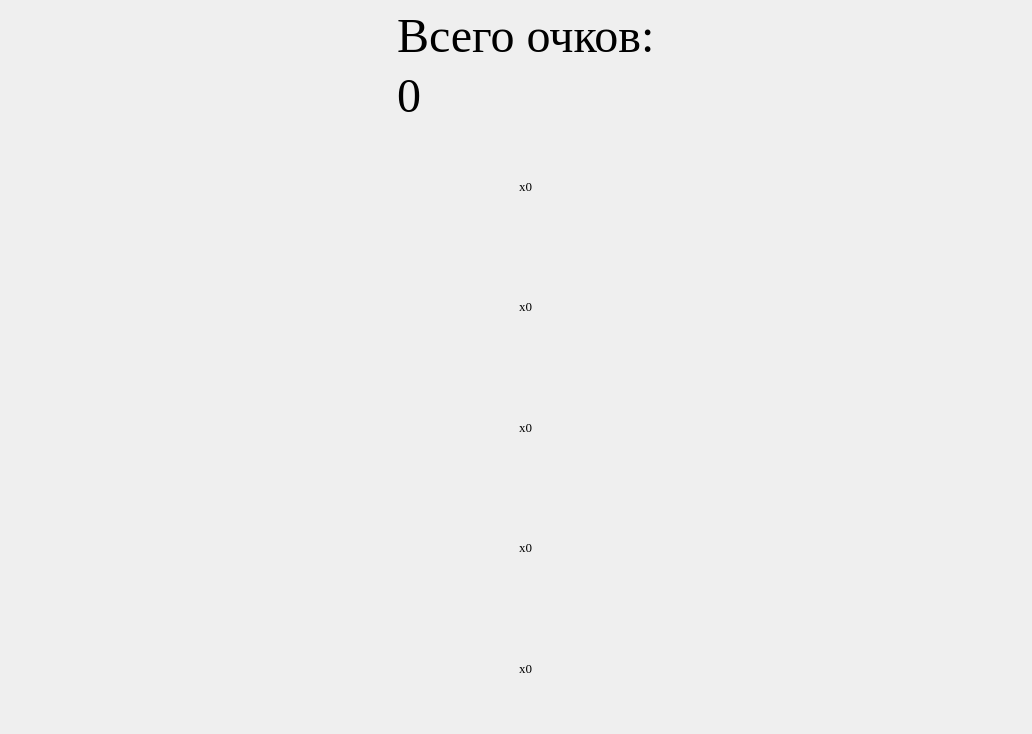
Above: main_form.ui from Krakazyabra21/cliker_task before the change. Below: the same form after it.
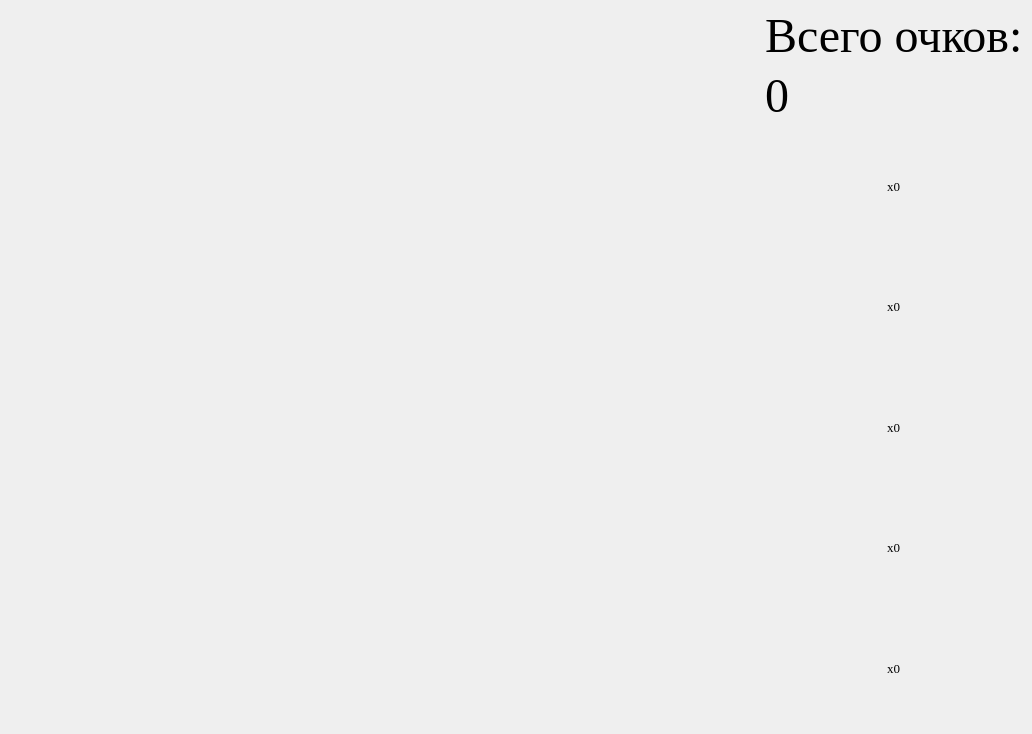
That is the form after the change.

Diff of the .ui file:
```diff
--- a/main_form.ui
+++ b/main_form.ui
@@ -208,16 +208,16 @@
     <item row="0" column="1" rowspan="2">
      <layout class="QGridLayout" name="gridLayout_2">
       <property name="leftMargin">
-       <number>10</number>
+       <number>1</number>
       </property>
       <property name="topMargin">
-       <number>10</number>
+       <number>1</number>
       </property>
       <property name="rightMargin">
-       <number>10</number>
+       <number>1</number>
       </property>
       <property name="bottomMargin">
-       <number>10</number>
+       <number>1</number>
       </property>
       <property name="horizontalSpacing">
        <number>0</number>
@@ -226,7 +226,40 @@
        <number>6</number>
       </property>
       <item row="0" column="0">
-       <layout class="QGridLayout" name="gridLayout_7"/>
+       <widget class="QWidget" name="widget_2" native="true">
+        <layout class="QGridLayout" name="gridLayout_6">
+         <item row="0" column="0">
+          <layout class="QGridLayout" name="gridLayout_4">
+           <item row="0" column="1">
+            <spacer name="horizontalSpacer">
+             <property name="orientation">
+              <enum>Qt::Horizontal</enum>
+             </property>
+             <property name="sizeHint" stdset="0">
+              <size>
+               <width>40</width>
+               <height>20</height>
+              </size>
+             </property>
+            </spacer>
+           </item>
+           <item row="0" column="2">
+            <spacer name="verticalSpacer">
+             <property name="orientation">
+              <enum>Qt::Vertical</enum>
+             </property>
+             <property name="sizeHint" stdset="0">
+              <size>
+               <width>20</width>
+               <height>40</height>
+              </size>
+             </property>
+            </spacer>
+           </item>
+          </layout>
+         </item>
+        </layout>
+       </widget>
       </item>
      </layout>
     </item>
```
